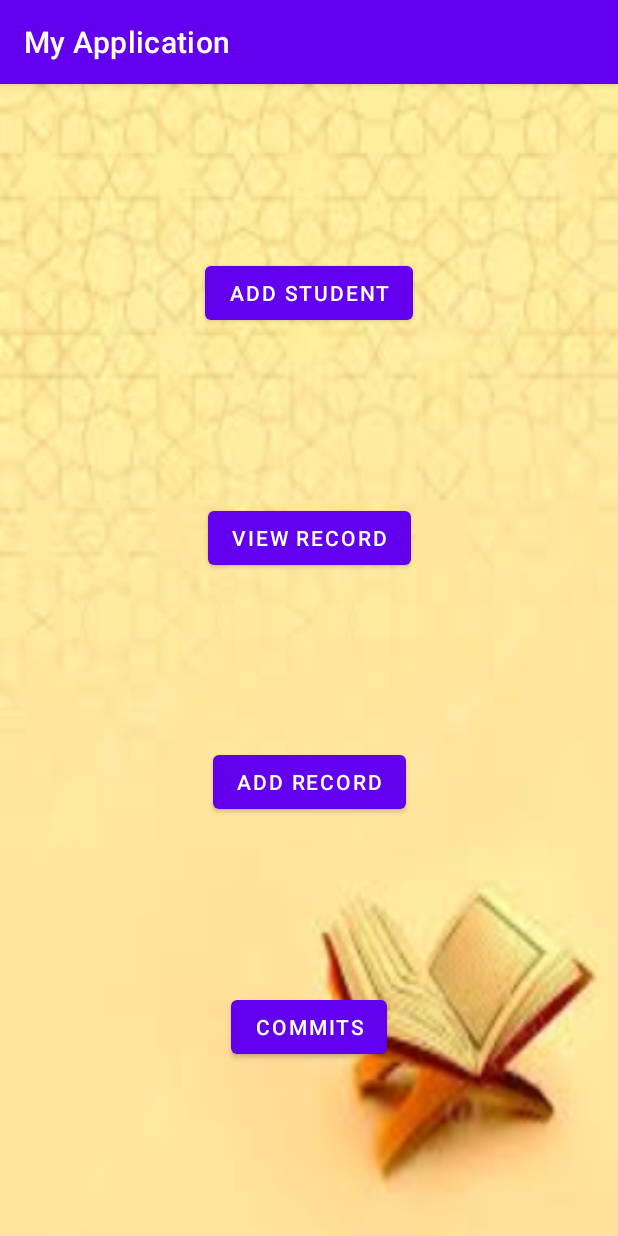
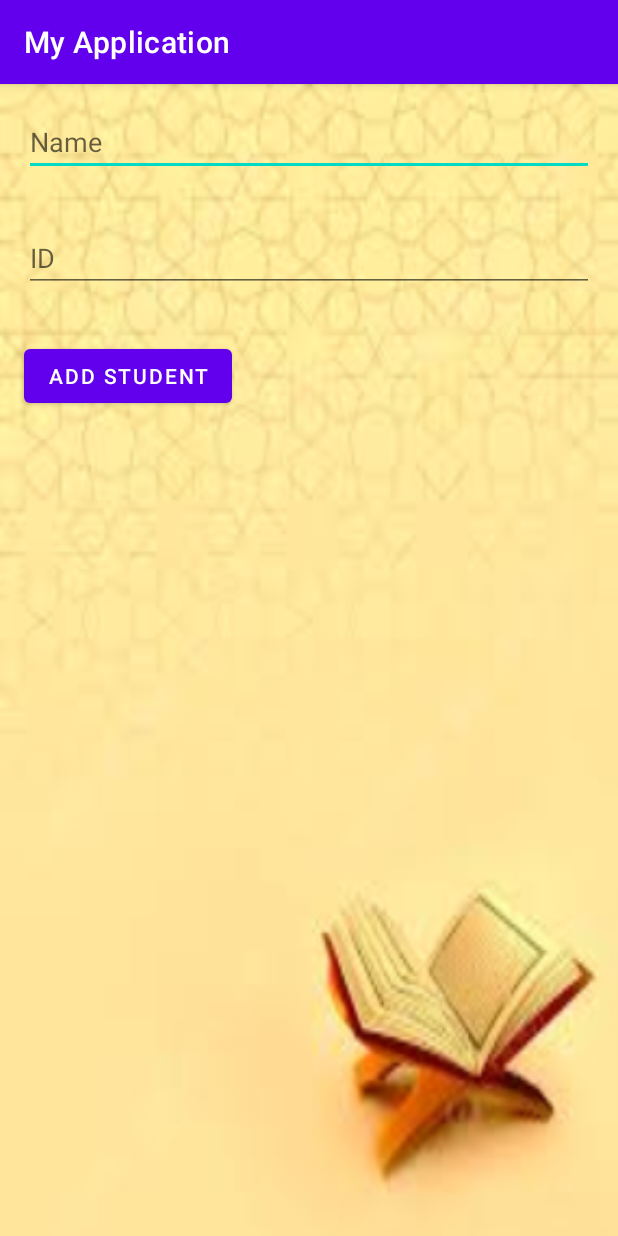
Before and after one commit to UmairHafeez0/HifzApp, an Android app: the screen it shows after launch (MainActivity before the commit, AddStudentActivity after it), after a tap on "ADD STUDENT", on a phone screen of 412 x 824 dp. Run offline under Robolectric (Android 15) with nearby library versions, the light colour scheme and no system bars.

Commit message:
Version11

```diff
--- a/app/src/main/AndroidManifest.xml
+++ b/app/src/main/AndroidManifest.xml
@@ -20,6 +20,8 @@
                 <category android:name="android.intent.category.LAUNCHER" />
             </intent-filter>
         </activity>
+        <activity android:name=".AddStudentActivity" />
+
     </application>
 
 </manifest>
--- /dev/null
+++ b/app/src/main/java/com/example/myapplication/AddStudentActivity.java
@@ -0,0 +1,40 @@
+package com.example.myapplication;
+
+import android.os.Bundle;
+import android.view.View;
+import android.widget.Button;
+import android.widget.EditText;
+
+import androidx.appcompat.app.AppCompatActivity;
+
+import com.example.myapplication.R;
+
+public class AddStudentActivity extends AppCompatActivity {
+    private EditText etName, etId;
+    private Button btnAddStudent;
+
+    @Override
+    protected void onCreate(Bundle savedInstanceState) {
+        super.onCreate(savedInstanceState);
+        setContentView(R.layout.students);
+
+        etName = findViewById(R.id.etName);
+        etId = findViewById(R.id.etId);
+        btnAddStudent = findViewById(R.id.AddStudent);
+
+        btnAddStudent.setOnClickListener(new View.OnClickListener() {
+            @Override
+            public void onClick(View v) {
+                String name = etName.getText().toString();
+                String id = etId.getText().toString();
+
+                Student student = new Student(name, id);
+
+                DbHelper2 db = new DbHelper2(AddStudentActivity.this);
+                db.insertStudent(student, AddStudentActivity.this);
+
+                finish();
+            }
+        });
+    }
+}
--- a/app/src/main/java/com/example/myapplication/MainActivity.java
+++ b/app/src/main/java/com/example/myapplication/MainActivity.java
@@ -14,12 +14,12 @@ public class MainActivity extends AppCompatActivity {
         super.onCreate(savedInstanceState);
         setContentView(R.layout.activity_main);
 
-        Button btnAddStudent = findViewById(R.id.btnAddStudent);
-        Button btnViewRecord = findViewById(R.id.btnViewRecord);
-        Button btnAddRecord = findViewById(R.id.btnAddRecord);
-        Button btnCommit = findViewById(R.id.btnCommit);
+        Button AddStudent = findViewById(R.id.AddStudent);
+        Button ViewRecord = findViewById(R.id.ViewRecord);
+        Button AddRecord = findViewById(R.id.AddRecord);
+        Button Commit = findViewById(R.id.Commit);
 
-        btnAddStudent.setOnClickListener(new View.OnClickListener() {
+        AddStudent.setOnClickListener(new View.OnClickListener() {
             @Override
             public void onClick(View v) {
 
@@ -28,7 +28,7 @@ public class MainActivity extends AppCompatActivity {
             }
         });
 
-        btnViewRecord.setOnClickListener(new View.OnClickListener() {
+        ViewRecord.setOnClickListener(new View.OnClickListener() {
             @Override
             public void onClick(View v) {
 
@@ -37,7 +37,7 @@ public class MainActivity extends AppCompatActivity {
             }
         });
 
-        btnAddRecord.setOnClickListener(new View.OnClickListener() {
+        AddRecord.setOnClickListener(new View.OnClickListener() {
             @Override
             public void onClick(View v) {
 
@@ -46,7 +46,7 @@ public class MainActivity extends AppCompatActivity {
             }
         });
 
-        btnCommit.setOnClickListener(new View.OnClickListener() {
+        Commit.setOnClickListener(new View.OnClickListener() {
             @Override
             public void onClick(View v) {
 
--- a/app/src/main/res/layout/activity_main.xml
+++ b/app/src/main/res/layout/activity_main.xml
@@ -9,41 +9,41 @@
     tools:context=".MainActivity">
 
     <Button
-        android:id="@+id/btnAddStudent"
+        android:id="@+id/AddStudent"
         android:layout_width="wrap_content"
         android:layout_height="wrap_content"
         android:text="Add Student"
         app:layout_constraintTop_toTopOf="parent"
-        app:layout_constraintBottom_toTopOf="@id/btnViewRecord"
+        app:layout_constraintBottom_toTopOf="@id/ViewRecord"
         app:layout_constraintStart_toStartOf="parent"
         app:layout_constraintEnd_toEndOf="parent" />
 
     <Button
-        android:id="@+id/btnViewRecord"
+        android:id="@+id/ViewRecord"
         android:layout_width="wrap_content"
         android:layout_height="wrap_content"
         android:text="View Record"
-        app:layout_constraintTop_toBottomOf="@id/btnAddStudent"
-        app:layout_constraintBottom_toTopOf="@id/btnAddRecord"
+        app:layout_constraintTop_toBottomOf="@id/AddStudent"
+        app:layout_constraintBottom_toTopOf="@id/AddRecord"
         app:layout_constraintStart_toStartOf="parent"
         app:layout_constraintEnd_toEndOf="parent" />
 
     <Button
-        android:id="@+id/btnAddRecord"
+        android:id="@+id/AddRecord"
         android:layout_width="wrap_content"
         android:layout_height="wrap_content"
         android:text="Add Record"
-        app:layout_constraintTop_toBottomOf="@id/btnViewRecord"
-        app:layout_constraintBottom_toTopOf="@id/btnCommit"
+        app:layout_constraintTop_toBottomOf="@id/ViewRecord"
+        app:layout_constraintBottom_toTopOf="@id/Commit"
         app:layout_constraintStart_toStartOf="parent"
         app:layout_constraintEnd_toEndOf="parent" />
 
     <Button
-        android:id="@+id/btnCommit"
+        android:id="@+id/Commit"
         android:layout_width="wrap_content"
         android:layout_height="wrap_content"
         android:text="Commits"
-        app:layout_constraintTop_toBottomOf="@id/btnAddRecord"
+        app:layout_constraintTop_toBottomOf="@id/AddRecord"
         app:layout_constraintBottom_toBottomOf="parent"
         app:layout_constraintStart_toStartOf="parent"
         app:layout_constraintEnd_toEndOf="parent" />
--- a/app/src/main/res/layout/students.xml
+++ b/app/src/main/res/layout/students.xml
@@ -20,7 +20,7 @@
         android:layout_margin="16dp" />
 
     <Button
-        android:id="@+id/btnAddStudent"
+        android:id="@+id/AddStudent"
         android:layout_width="wrap_content"
         android:layout_height="wrap_content"
         android:text="Add Student"
```
Also changed, not shown: app/src/main/java/com/example/myapplication/DbHelper2.java (+12 -3 lines).
